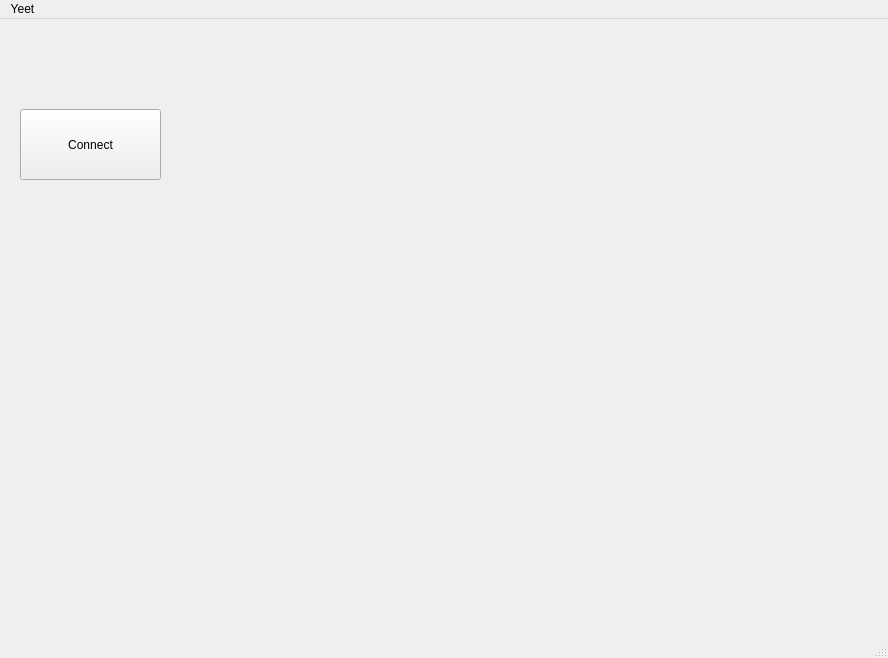
This is mainwindow.ui in maxlintelo/WeatherStationDesktop as Qt 5 draws it before an edit. The edited form follows.
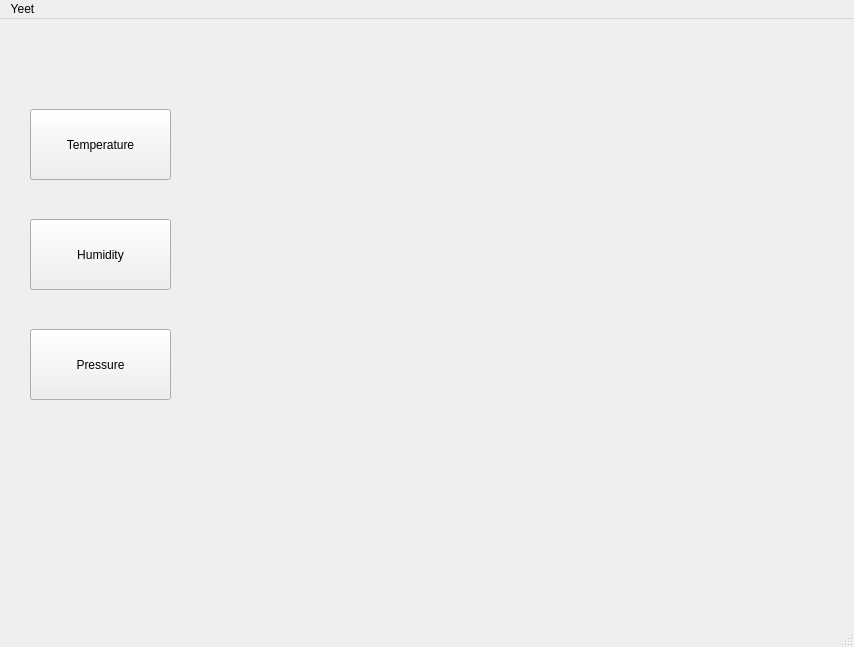
This is the edited form.

Commit message: Application crashes at createHumidityGraph, needs review.

What changed in the file:
```diff
--- a/mainwindow.ui
+++ b/mainwindow.ui
@@ -6,8 +6,8 @@
    <rect>
     <x>0</x>
     <y>0</y>
-    <width>888</width>
-    <height>658</height>
+    <width>854</width>
+    <height>647</height>
    </rect>
   </property>
   <property name="windowTitle">
@@ -17,14 +17,14 @@
    <widget class="QPushButton" name="TemperatureButton">
     <property name="geometry">
      <rect>
-      <x>20</x>
+      <x>30</x>
       <y>90</y>
       <width>141</width>
       <height>71</height>
      </rect>
     </property>
     <property name="text">
-     <string>Connect</string>
+     <string>Temperature</string>
     </property>
    </widget>
    <widget class="QFrame" name="horizontalFrame">
@@ -38,13 +38,50 @@
     </property>
     <layout class="QHBoxLayout" name="horizontalLayout"/>
    </widget>
+   <widget class="QFrame" name="graphHumidity">
+    <property name="geometry">
+     <rect>
+      <x>200</x>
+      <y>10</y>
+      <width>881</width>
+      <height>591</height>
+     </rect>
+    </property>
+    <layout class="QHBoxLayout" name="horizontalLayout_2"/>
+   </widget>
+   <widget class="QPushButton" name="HumidityButton">
+    <property name="geometry">
+     <rect>
+      <x>30</x>
+      <y>200</y>
+      <width>141</width>
+      <height>71</height>
+     </rect>
+    </property>
+    <property name="text">
+     <string>Humidity</string>
+    </property>
+   </widget>
+   <widget class="QPushButton" name="HumidityButton_2">
+    <property name="geometry">
+     <rect>
+      <x>30</x>
+      <y>310</y>
+      <width>141</width>
+      <height>71</height>
+     </rect>
+    </property>
+    <property name="text">
+     <string>Pressure</string>
+    </property>
+   </widget>
   </widget>
   <widget class="QMenuBar" name="menubar">
    <property name="geometry">
     <rect>
      <x>0</x>
      <y>0</y>
-     <width>888</width>
+     <width>854</width>
      <height>20</height>
     </rect>
    </property>
```
Left out of the diff: 2 changed lines with no effect on the pictures. The commit also changes 2 other files.
